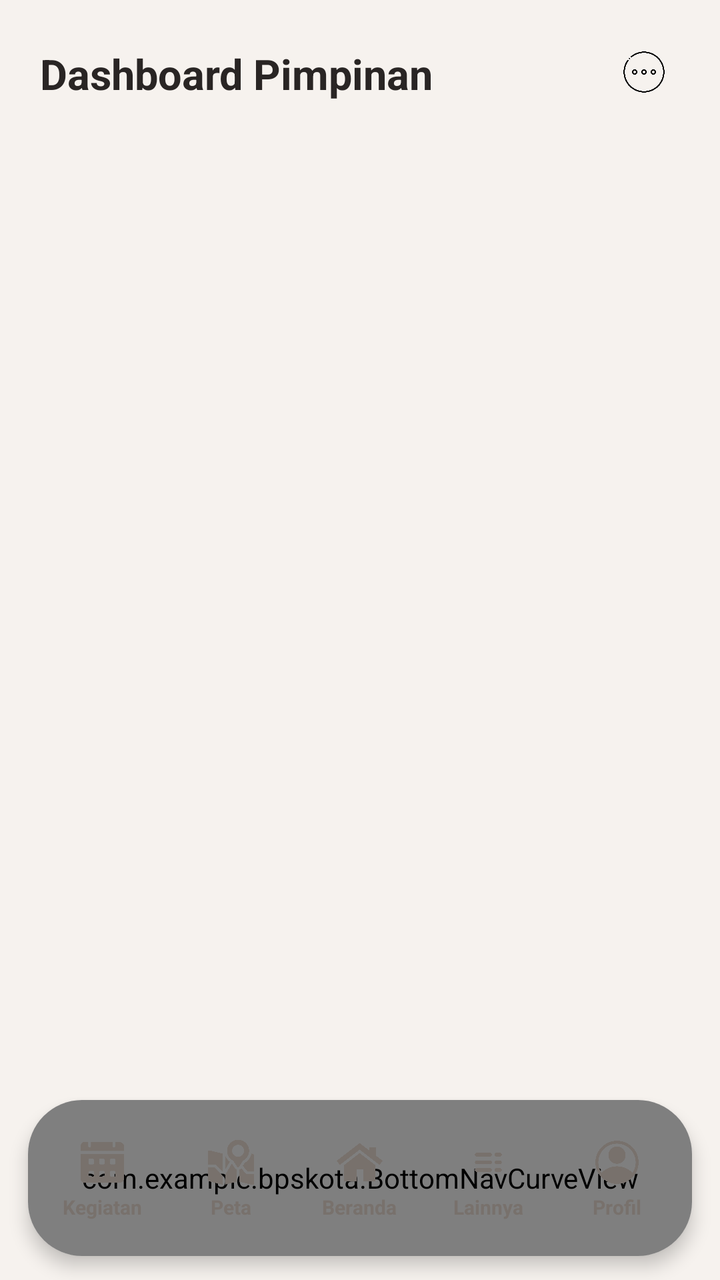
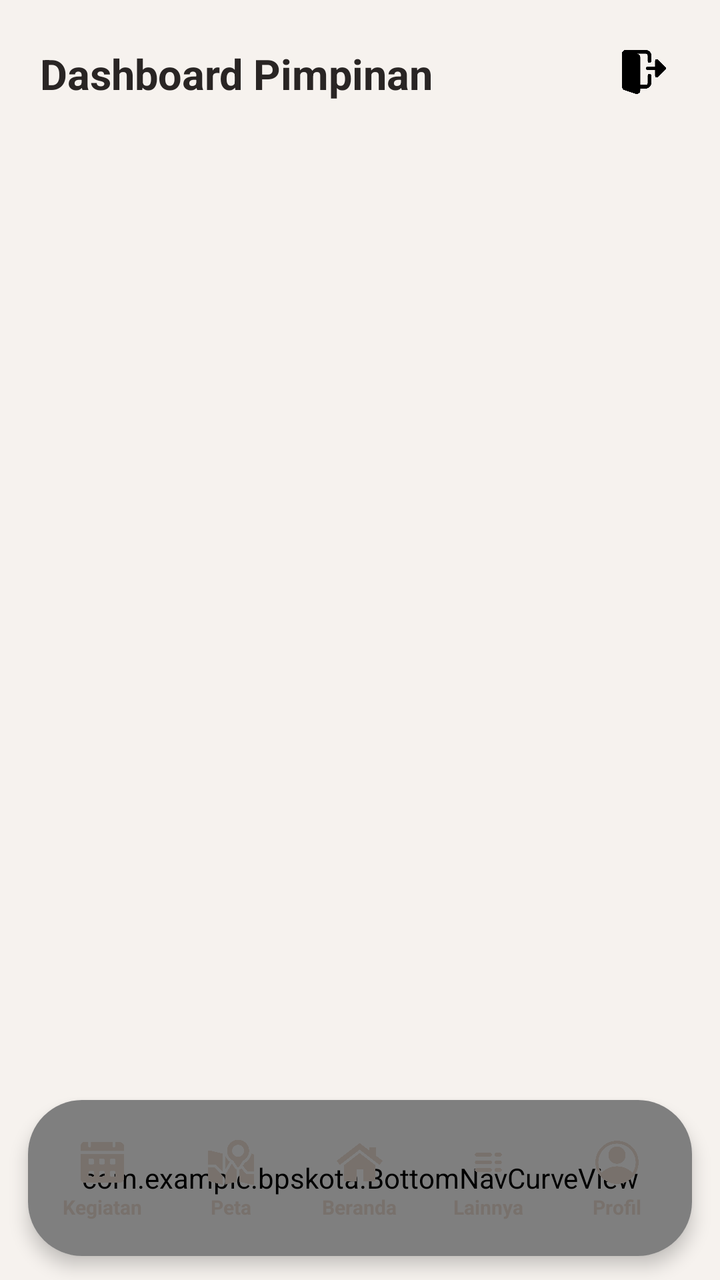

Compare the two renders of this Android layout. The source of the first and the diff that turns it into the second are given below.
<!-- AndroidManifest.xml: application theme Theme.Bpskota -->
<!-- res/layout/activity_pimpinan.xml -->
<?xml version="1.0" encoding="utf-8"?>
<androidx.constraintlayout.widget.ConstraintLayout
    xmlns:android="http://schemas.android.com/apk/res/android"
    xmlns:app="http://schemas.android.com/apk/res-auto"
    android:layout_width="match_parent"
    android:layout_height="match_parent"
    android:background="#F6F2EE">

    
    <LinearLayout
        android:id="@+id/pimpinanHeader"
        android:layout_width="0dp"
        android:layout_height="wrap_content"
        android:gravity="center_vertical"
        android:orientation="horizontal"
        android:paddingStart="20dp"
        android:paddingEnd="16dp"
        android:paddingTop="14dp"
        android:paddingBottom="14dp"
        app:layout_constraintTop_toTopOf="parent"
        app:layout_constraintStart_toStartOf="parent"
        app:layout_constraintEnd_toEndOf="parent">

        <LinearLayout
            android:layout_width="0dp"
            android:layout_height="wrap_content"
            android:layout_weight="1"
            android:orientation="vertical">

            <TextView
                android:layout_width="wrap_content"
                android:layout_height="wrap_content"
                android:layout_marginTop="2dp"
                android:text="Dashboard Pimpinan"
                android:textColor="#292524"
                android:textSize="21sp"
                android:textStyle="bold" />

        </LinearLayout>

        <ImageButton
            android:id="@+id/btnPimpinanMenu"
            android:layout_width="44dp"
            android:layout_height="44dp"
            android:background="@android:color/transparent"
            android:contentDescription="Menu akun"
            android:padding="11dp"
            android:scaleType="fitCenter"
            android:src="@drawable/ic_menu1"
            app:tint="#000000" />

    </LinearLayout>

    
    <androidx.viewpager2.widget.ViewPager2
        android:id="@+id/pimpinanViewPager"
        android:layout_width="0dp"
        android:layout_height="0dp"
        android:clipToPadding="false"
        android:overScrollMode="never"
        app:layout_constraintTop_toBottomOf="@id/pimpinanHeader"
        app:layout_constraintBottom_toTopOf="@id/bottomPimpinanActivity"
        app:layout_constraintStart_toStartOf="parent"
        app:layout_constraintEnd_toEndOf="parent" />

    
    <androidx.cardview.widget.CardView
        android:id="@+id/bottomPimpinanActivity"
        android:layout_width="0dp"
        android:layout_height="78dp"
        android:layout_marginStart="14dp"
        android:layout_marginEnd="14dp"
        android:layout_marginBottom="12dp"
        app:cardBackgroundColor="#F2FFFFFF"
        app:cardCornerRadius="27dp"
        app:cardElevation="5dp"
        app:cardUseCompatPadding="false"
        app:layout_constraintBottom_toBottomOf="parent"
        app:layout_constraintStart_toStartOf="parent"
        app:layout_constraintEnd_toEndOf="parent">

        <FrameLayout
            android:id="@+id/navPimpinanContainer"
            android:layout_width="match_parent"
            android:layout_height="match_parent">

            
            <com.example.bpskota.BottomNavCurveView
                android:id="@+id/bottomNavCurvePimpinan"
                android:layout_width="match_parent"
                android:layout_height="match_parent" />

            
            <LinearLayout
                android:id="@+id/navPimpinanItems"
                android:layout_width="match_parent"
                android:layout_height="match_parent"
                android:gravity="center"
                android:orientation="horizontal"
                android:paddingStart="5dp"
                android:paddingEnd="5dp">

                
                <LinearLayout
                    android:id="@+id/navPimpinanKegiatan"
                    android:layout_width="0dp"
                    android:layout_height="match_parent"
                    android:layout_weight="1"
                    android:gravity="center"
                    android:orientation="vertical"
                    android:paddingTop="10dp"
                    android:paddingBottom="8dp">

                    <ImageView
                        android:layout_width="23dp"
                        android:layout_height="23dp"
                        android:contentDescription="Kegiatan"
                        android:src="@drawable/ic_kalender"
                        app:tint="#78716C" />

                    <TextView
                        android:layout_width="wrap_content"
                        android:layout_height="wrap_content"
                        android:layout_marginTop="4dp"
                        android:singleLine="true"
                        android:text="Kegiatan"
                        android:textColor="#78716C"
                        android:textSize="10sp"
                        android:textStyle="bold" />

                </LinearLayout>

                
                <LinearLayout
                    android:id="@+id/navPimpinanPeta"
                    android:layout_width="0dp"
                    android:layout_height="match_parent"
                    android:layout_weight="1"
                    android:gravity="center"
                    android:orientation="vertical"
                    android:paddingTop="10dp"
                    android:paddingBottom="8dp">

                    <ImageView
                        android:layout_width="23dp"
                        android:layout_height="23dp"
                        android:contentDescription="Peta Kode Rumah"
                        android:src="@drawable/ic_master_wilayah"
                        app:tint="#78716C" />

                    <TextView
                        android:layout_width="wrap_content"
                        android:layout_height="wrap_content"
                        android:layout_marginTop="4dp"
                        android:singleLine="true"
                        android:text="Peta"
                        android:textColor="#78716C"
                        android:textSize="10sp"
                        android:textStyle="bold" />

                </LinearLayout>

                
                <LinearLayout
                    android:id="@+id/navPimpinanBeranda"
                    android:layout_width="0dp"
                    android:layout_height="match_parent"
                    android:layout_weight="1"
                    android:gravity="center"
                    android:orientation="vertical"
                    android:paddingTop="10dp"
                    android:paddingBottom="8dp">

                    <ImageView
                        android:layout_width="23dp"
                        android:layout_height="23dp"
                        android:contentDescription="Beranda"
                        android:src="@drawable/ic_home"
                        app:tint="#78716C" />

                    <TextView
                        android:layout_width="wrap_content"
                        android:layout_height="wrap_content"
                        android:layout_marginTop="4dp"
                        android:singleLine="true"
                        android:text="Beranda"
                        android:textColor="#78716C"
                        android:textSize="10sp"
                        android:textStyle="bold" />

                </LinearLayout>

                
                <LinearLayout
                    android:id="@+id/navPimpinanLainnya"
                    android:layout_width="0dp"
                    android:layout_height="match_parent"
                    android:layout_weight="1"
                    android:gravity="center"
                    android:orientation="vertical"
                    android:paddingTop="10dp"
                    android:paddingBottom="8dp">

                    <ImageView
                        android:layout_width="23dp"
                        android:layout_height="23dp"
                        android:contentDescription="Lainnya"
                        android:src="@drawable/ic_lainnya"
                        app:tint="#78716C" />

                    <TextView
                        android:layout_width="wrap_content"
                        android:layout_height="wrap_content"
                        android:layout_marginTop="4dp"
                        android:singleLine="true"
                        android:text="Lainnya"
                        android:textColor="#78716C"
                        android:textSize="10sp"
                        android:textStyle="bold" />

                </LinearLayout>

                
                <LinearLayout
                    android:id="@+id/navPimpinanProfil"
                    android:layout_width="0dp"
                    android:layout_height="match_parent"
                    android:layout_weight="1"
                    android:gravity="center"
                    android:orientation="vertical"
                    android:paddingTop="10dp"
                    android:paddingBottom="8dp">

                    <ImageView
                        android:layout_width="23dp"
                        android:layout_height="23dp"
                        android:contentDescription="Profil"
                        android:src="@drawable/ic_account"
                        app:tint="#78716C" />

                    <TextView
                        android:layout_width="wrap_content"
                        android:layout_height="wrap_content"
                        android:layout_marginTop="4dp"
                        android:singleLine="true"
                        android:text="Profil"
                        android:textColor="#78716C"
                        android:textSize="10sp"
                        android:textStyle="bold" />

                </LinearLayout>

            </LinearLayout>

        </FrameLayout>

    </androidx.cardview.widget.CardView>

</androidx.constraintlayout.widget.ConstraintLayout>
<!-- resources referenced by this layout -->
<resources>
  <!-- drawable ic_account: png bitmap (drawable, 16459 bytes) -->
  <!-- drawable ic_home: png bitmap (drawable, 10364 bytes) -->
  <!-- drawable ic_kalender: png bitmap (drawable, 6785 bytes) -->
  <!-- drawable ic_lainnya: png bitmap (drawable, 5112 bytes) -->
  <!-- drawable ic_master_wilayah: png bitmap (drawable, 17773 bytes) -->
  <!-- drawable ic_menu1: png bitmap (drawable, 15922 bytes) -->
  <style name="Theme.Bpskota" parent="Theme.MaterialComponents.DayNight.NoActionBar">
          
          <item name="colorPrimary">@color/purple_500</item>
          <item name="colorPrimaryVariant">@color/purple_700</item>
          <item name="colorOnPrimary">@color/white</item>
          
          <item name="colorSecondary">@color/teal_200</item>
          <item name="colorSecondaryVariant">@color/teal_700</item>
          <item name="colorOnSecondary">@color/black</item>
          
          <item name="android:statusBarColor">@color/white</item>
          
      </style>
  <color name="purple_500">#FF6200EE</color>
  <color name="purple_700">#FF3700B3</color>
  <color name="white">#FFFFFFFF</color>
  <color name="teal_200">#FF03DAC5</color>
  <color name="teal_700">#FF018786</color>
  <color name="black">#FF000000</color>
</resources>

<!-- the commit's change to res/layout/activity_pimpinan.xml (unified diff, before → after) -->
@@ -46,7 +46,7 @@
             android:contentDescription="Menu akun"
             android:padding="11dp"
             android:scaleType="fitCenter"
-            android:src="@drawable/ic_menu1"
+            android:src="@drawable/ic_logout"
             app:tint="#000000" />
 
     </LinearLayout>
<!-- resource entries referenced after the edit -->
@@ -4,8 +4,8 @@
   <!-- drawable ic_home: png bitmap (drawable, 10364 bytes) -->
   <!-- drawable ic_kalender: png bitmap (drawable, 6785 bytes) -->
   <!-- drawable ic_lainnya: png bitmap (drawable, 5112 bytes) -->
+  <!-- drawable ic_logout: png bitmap (drawable, 7988 bytes) -->
   <!-- drawable ic_master_wilayah: png bitmap (drawable, 17773 bytes) -->
-  <!-- drawable ic_menu1: png bitmap (drawable, 15922 bytes) -->
   <style name="Theme.Bpskota" parent="Theme.MaterialComponents.DayNight.NoActionBar">
           
           <item name="colorPrimary">@color/purple_500</item>
